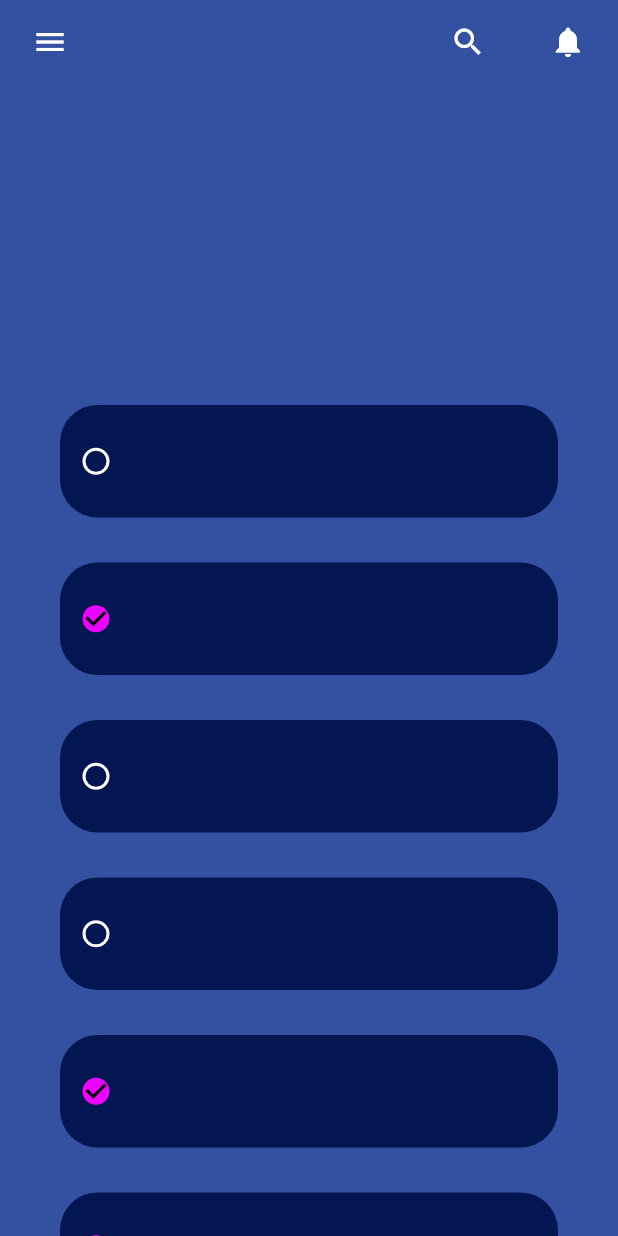
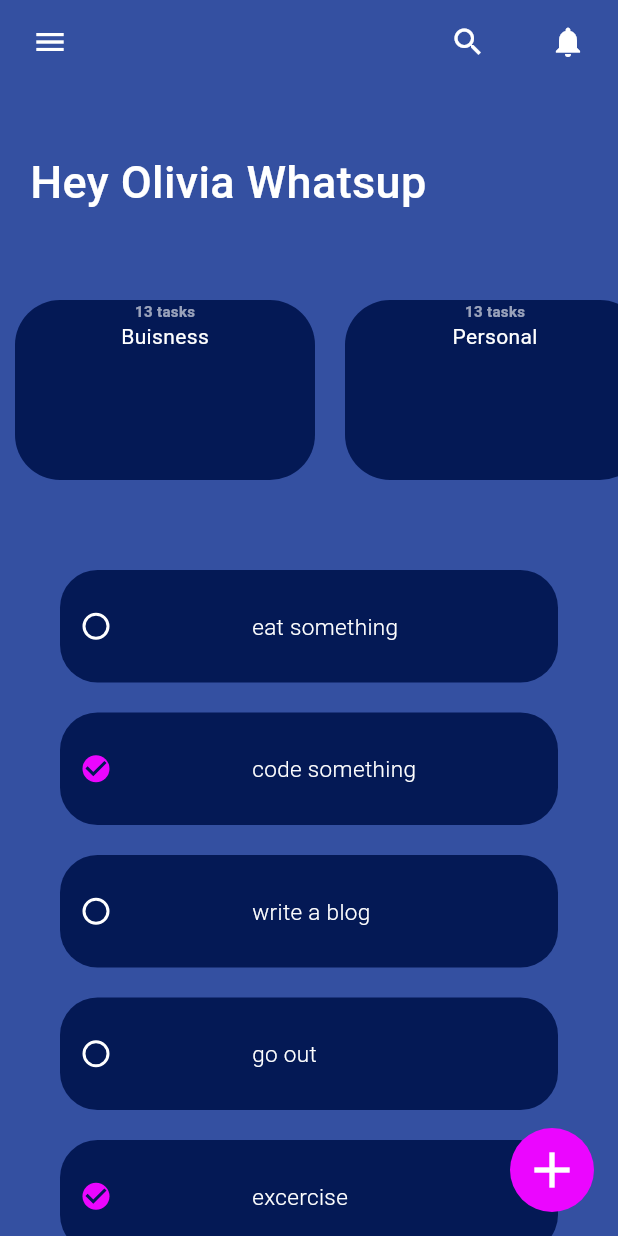
Before and after one commit to chaudharyjatin115/plan_it, a Flutter app: the screen it shows after launch, on a phone screen of 412 x 824 dp. Run offline on Flutter 3.47's test engine with Material 2 defaults, Android fonts, the phone set to English and light mode, and no system bars.

Commit message:
adding some custom widgets

```diff
--- a/lib/src/models/todo_model.dart
+++ b/lib/src/models/todo_model.dart
@@ -4,6 +4,20 @@ class ToDo {
 
   ToDo({required this.taskName, required this.isDone});
 }
+
+final todoCatList = [
+  ToDoCategory('Buisness', 20, listTodo),
+  ToDoCategory('Personal', 3, listTodoTwo)
+];
+
+class ToDoCategory {
+  final String name;
+  final int length;
+  final List<ToDo> toDoList;
+
+  ToDoCategory(this.name, this.length, this.toDoList);
+}
+// debug data
 
 final List<ToDo> listTodo = [
   ToDo(taskName: "eat something", isDone: false),
@@ -20,3 +34,18 @@ final List<ToDo> listTodo = [
   ToDo(taskName: "excercise", isDone: true),
   ToDo(taskName: "excercise", isDone: true),
 ];
+final List<ToDo> listTodoTwo = [
+  ToDo(taskName: "eat something", isDone: false),
+  ToDo(taskName: "code something", isDone: true),
+  ToDo(taskName: "write a blog", isDone: false),
+  ToDo(taskName: "go out ", isDone: false),
+  ToDo(taskName: "excercise", isDone: true),
+  ToDo(taskName: "excercise", isDone: true),
+  ToDo(taskName: "excercise", isDone: true),
+  ToDo(taskName: "excercise", isDone: true),
+  ToDo(taskName: "excercise", isDone: true),
+  ToDo(taskName: "excercise", isDone: false),
+  ToDo(taskName: "excercise", isDone: true),
+  ToDo(taskName: "excercise", isDone: true),
+  ToDo(taskName: "excercise", isDone: true),
+];
--- a/lib/src/ui/const/app_constants.dart
+++ b/lib/src/ui/const/app_constants.dart
@@ -1,3 +1,3 @@
 import 'package:flutter/widgets.dart';
 
-final containerColor = Color(0xff031651);
+final containerColor = Color(0xff041955);
--- a/lib/src/ui/screens/home_screen.dart
+++ b/lib/src/ui/screens/home_screen.dart
@@ -8,9 +8,21 @@ class HomeScreen extends StatelessWidget {
   @override
   Widget build(BuildContext context) {
     return Scaffold(
+        floatingActionButton: Container(
+          decoration: BoxDecoration(
+            borderRadius: BorderRadius.circular(40),
+            color: Theme.of(context).primaryColor,
+          ),
+          child: IconButton(
+            iconSize: 40,
+            icon: Icon(Icons.add),
+            onPressed: (() {}),
+          ),
+        ),
         body: CustomScrollView(
           slivers: [
             SliverAppBar(
+              backgroundColor: Theme.of(context).scaffoldBackgroundColor,
               elevation: 0,
               title: Text('Hey Olivia whatsup'),
               pinned: true,
@@ -29,47 +41,91 @@ class HomeScreen extends StatelessWidget {
               ],
             ),
             SliverToBoxAdapter(
+              child: Padding(
+                padding: const EdgeInsets.only(left: 20, right: 20),
                 child: Container(
-            height: 150,
-            width: 60,
+                    height: 70,
+                    width: 100,
+                    child: Text(
+                      'Hey Olivia Whatsup',
+                      style:
+                          TextStyle(fontWeight: FontWeight.w500, fontSize: 30),
+                    )),
+              ),
+            ),
+            SliverToBoxAdapter(
+              child: Container(height: 30),
+            ),
+            SliverToBoxAdapter(
+              child: Container(
+                height: 120,
+                width: MediaQuery.of(context).size.width,
                 child: ListView.builder(
                   scrollDirection: Axis.horizontal,
-              itemCount: listTodo.length,
+                  itemCount: todoCatList.length,
                   itemBuilder: ((context, index) {
-                return Container(
-                  height: 150,
-                  width: 50,
+                    return Padding(
+                      padding: const EdgeInsets.only(left: 10, right: 10),
+                      child: Container(
+                        child: Column(
+                          children: [
+                            Text(
+                              '${todoCatList[index].toDoList.length} tasks',
+                              style: TextStyle(
+                                  color: Colors.white60,
+                                  fontSize: 10,
+                                  fontWeight: FontWeight.bold),
+                            ),
+                            Container(
+                              child: Text(todoCatList[index].name),
+                            )
+                          ],
+                        ),
+                        decoration: BoxDecoration(
+                            color: containerColor,
+                            borderRadius: BorderRadius.circular(30.0)),
+                        height: 120,
+                        width: 200,
+                      ),
                     );
                   }),
                 ),
               ),
             ),
+            SliverToBoxAdapter(
+              child: Container(height: 50),
+            ),
             SliverList(
               delegate: SliverChildBuilderDelegate(((context, index) {
                 return Padding(
                   padding: const EdgeInsets.only(
-                  left: 40, right: 40, bottom: 10, top: 20),
+                      left: 40, right: 40, bottom: 10, top: 10),
                   child: Container(
                     height: 75,
-                width: 500,
+                    width: 300,
                     decoration: BoxDecoration(
                       color: containerColor,
                       borderRadius: BorderRadius.circular(25.0),
                     ),
-                child: Row(children: [
+                    child: Row(
+                      children: [
                         Checkbox(
+                            checkColor: containerColor,
                             shape: RoundedRectangleBorder(
                                 borderRadius:
                                     BorderRadius.all(Radius.circular(10.0))),
                             value: listTodo[index].isDone,
                             onChanged: ((value) {})),
-                  // IconButton(
-                  //     onPressed: () {},
-                  //     icon: IconButton(
-                  //       icon: Icon(Icons.circle),
-                  //       onPressed: () {},
-                  //     ))
-                ]),
+                        SizedBox(
+                          width: 80,
+                        ),
+                        Text(
+                          listTodo[index].taskName,
+                          style: TextStyle(
+                              fontSize: 15, fontWeight: FontWeight.w300),
+                        ),
+                      ],
+                    ),
                   ),
                 );
               }), childCount: listTodo.length),
```
Lines whose indentation alone changed are shown as unchanged.
